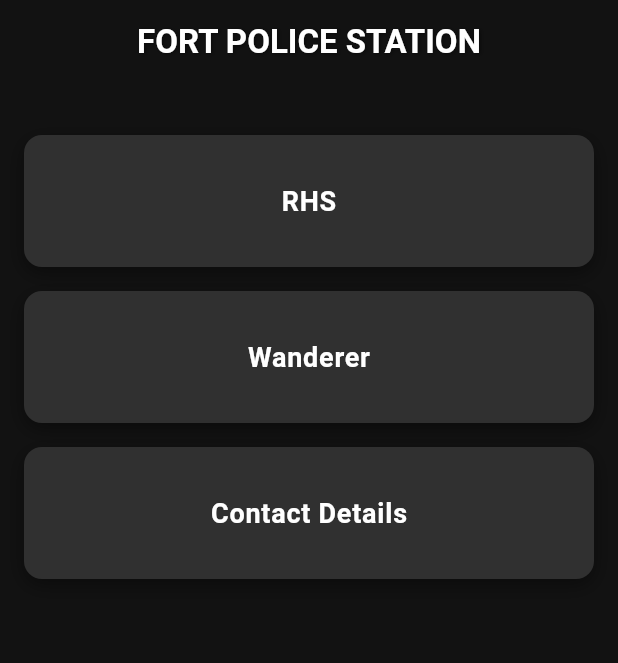
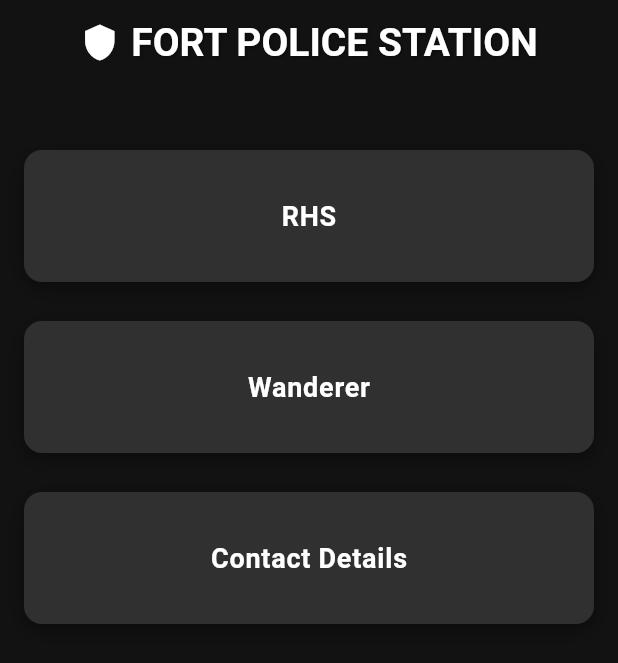
Before and after one commit to Underemployed/RHS, a Flutter app: the screen it shows after launch, on a phone screen of 412 x 824 dp. Shown: the top 663 px of the screen. Run offline on Flutter 3.47's test engine with Material 3 defaults, Android fonts, the phone set to English and light mode, and no system bars; missing offline and left inert: excel.

Commit message:
Update home.dart

```diff
--- a/lib/home.dart
+++ b/lib/home.dart
@@ -18,10 +18,19 @@ class _HomeState extends State<Home> {
 Widget build(BuildContext context) {
   return Scaffold(
     appBar: AppBar(
-        title: Text(
+      title: Row(
+        mainAxisSize: MainAxisSize.min,
+        children: [
+          Icon(
+            Icons.shield,
+            size: 26,
+            color: Colors.white,
+          ),
+          SizedBox(width: 8),
+          Text(
             'FORT POLICE STATION',
             style: TextStyle(
-            fontSize: 22,
+              fontSize: 26,
               fontWeight: FontWeight.w600,
               color: Colors.white,
               shadows: [
@@ -33,6 +42,8 @@ class _HomeState extends State<Home> {
               ],
             ),
           ),
+        ],
+      ),
       centerTitle: true,
       elevation: 0.0,
       backgroundColor: const Color(0xFF121212),
@@ -40,11 +51,11 @@ class _HomeState extends State<Home> {
     body: ListView(
       padding: EdgeInsets.all(16.0),
       children: [
-          SizedBox(
-            height: 10,
-          ),
+        SizedBox(height: 20),
         _buildListTile('RHS', colors[0], '/rhs'),
+        SizedBox(height: 10),
         _buildListTile('Wanderer', colors[1], '/wanderer'),
+        SizedBox(height: 10),
         _buildListTile('Contact Details', colors[2], '/phone'),
       ],
     ),
```
Lines whose indentation alone changed are shown as unchanged.
